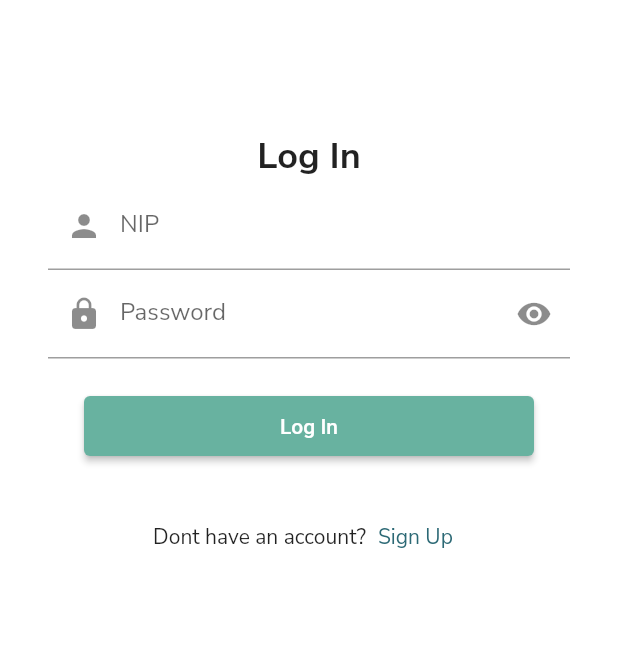
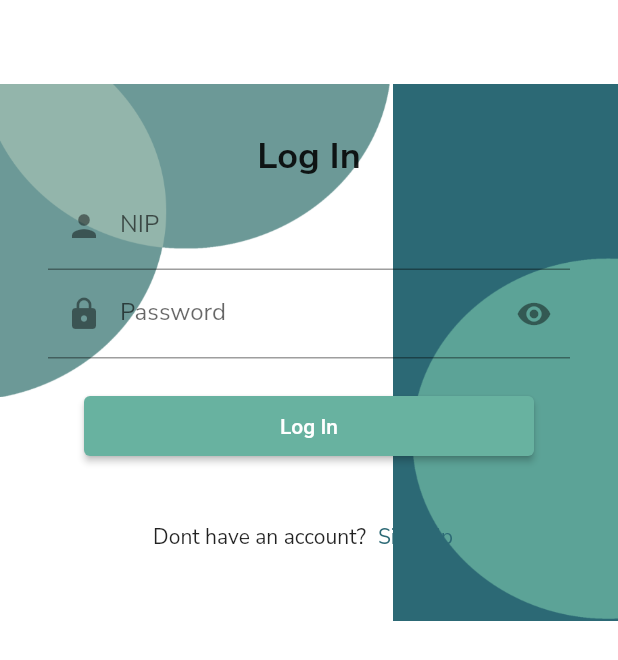
Before and after one commit to R2Z2407/ZuhryInventory101, a Flutter app: the screen it shows after launch, on a phone screen of 412 x 824 dp. Shown: the top 660 px of the screen. Run offline on Flutter 3.47's test engine with Material 2 defaults, Android fonts, the phone set to English and light mode, and no system bars; our stand-ins replace flutter_svg.

Commit message:
Update loginPage.dart

```diff
--- a/zuhry_invent/lib/screen/loginPage.dart
+++ b/zuhry_invent/lib/screen/loginPage.dart
@@ -24,25 +24,25 @@ class _LoginPageState extends State<LoginPage> {
           elevation: 0,
         ), //appbar
         body: Container(
-          child: SingleChildScrollView(
-              padding: const EdgeInsets.all(32),
           child: Stack(
         children: [
-                  // Positioned(
-                  //     right: 0,
-                  //     top: 0,
-                  //     width: 150,
-                  //     child: Container(
-                  //       child: Image.asset('assets/svg/Atas Kanan.png'),
-                  //     )),
-                  // Positioned(
-                  //     left: 0,
-                  //     top: 0,
-                  //     width: 260,
-                  //     child: Container(
-                  //       child: Image.asset('assets/svg/Atas Kiri.png'),
-                  //     )),
-                  Column(
+          Positioned(
+              right: 0,
+              top: 0,
+              width: 150,
+              child: Container(
+                child: Image.asset('assets/svg/Atas Kanan.png'),
+              )),
+          Positioned(
+              left: 0,
+              top: 0,
+              width: 260,
+              child: Container(
+                child: Image.asset('assets/svg/Atas Kiri.png'),
+              )),
+          SingleChildScrollView(
+              padding: const EdgeInsets.all(32),
+              child: Column(
                 children: [
                   const Text(
                     'Log In',
@@ -67,8 +67,7 @@ class _LoginPageState extends State<LoginPage> {
                       label: const Text(
                         'Password',
                         style: TextStyle(
-                                fontFamily: 'Nunito',
-                                fontWeight: FontWeight.w400),
+                            fontFamily: 'Nunito', fontWeight: FontWeight.w400),
                       ),
                       prefixIcon: Icon(Icons.lock),
                       suffixIcon: IconButton(
@@ -83,37 +82,31 @@ class _LoginPageState extends State<LoginPage> {
                   const SizedBox(height: 25),
                   CustomButton(
                     text: 'Log In',
-                        onPressed: () => Navigator.popAndPushNamed(
-                            context, HomePage.routeName),
+                    onPressed: () =>
+                        Navigator.popAndPushNamed(context, HomePage.routeName),
                     height: 40,
                     width: 300,
                   ),
                   const SizedBox(height: 30),
-                      Row(
-                          mainAxisAlignment: MainAxisAlignment.center,
-                          children: [
+                  Row(mainAxisAlignment: MainAxisAlignment.center, children: [
                     const Text(
                       'Dont have an account?',
                       style: TextStyle(
-                                  fontFamily: 'Nunito',
-                                  fontWeight: FontWeight.w400),
+                          fontFamily: 'Nunito', fontWeight: FontWeight.w400),
                     ),
                     TextButton(
                         onPressed: () {
-                                  Navigator.pushNamed(
-                                      context, SignUpPage.routeName);
+                          Navigator.pushNamed(context, SignUpPage.routeName);
                         },
                         child: const Text(
                           'Sign Up',
                           style: TextStyle(
-                                      fontFamily: 'Nunito',
-                                      color: Coolors.primary),
+                              fontFamily: 'Nunito', color: Coolors.primary),
                         ))
                   ])
                 ],
-                  )
+              ))
         ],
-              )),
-        ));
+      )),);
   }
 }
```
Lines whose indentation alone changed are shown as unchanged.
